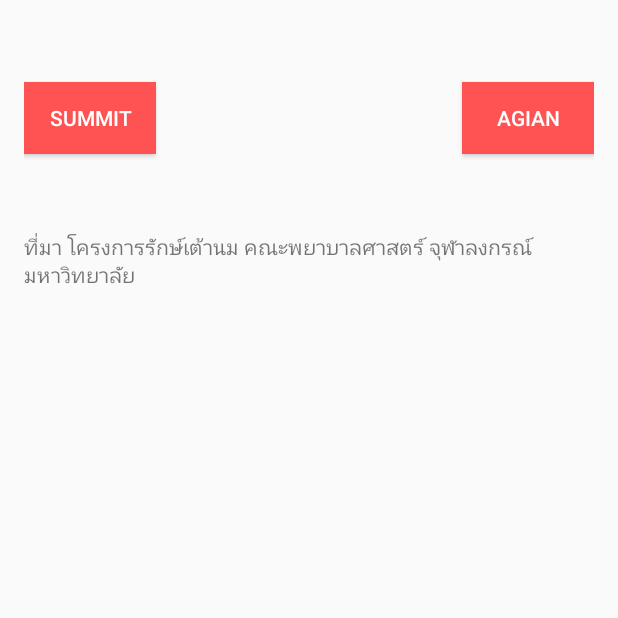
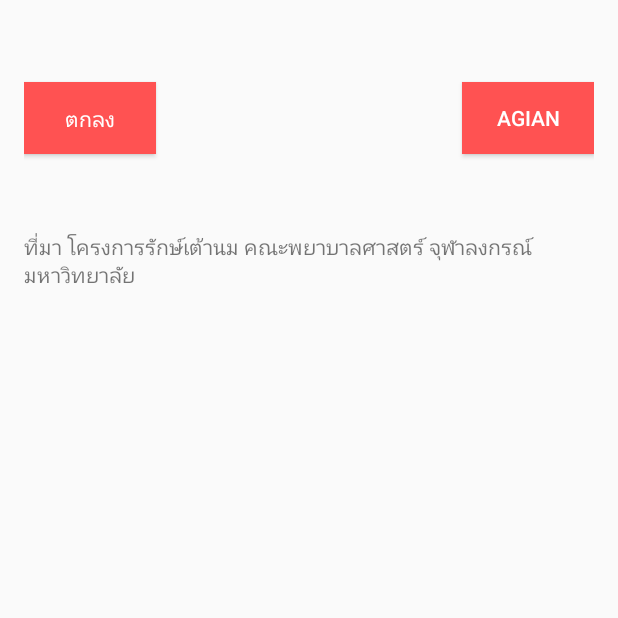
Before and after one commit to anusaragd/BCV2, an Android app: the AnsQuestionActivity screen opened directly, with no data from a screen before it, on a phone screen of 412 x 824 dp, the part 542-1160 px from its top. Run offline under Robolectric (Android 15) with nearby library versions, the phone set to English and light mode, and no system bars.

Commit message:
test add new pic

```diff
--- a/app/src/main/res/layout/activity_ans_question.xml
+++ b/app/src/main/res/layout/activity_ans_question.xml
@@ -35,7 +35,7 @@
     <Button
         android:layout_width="wrap_content"
         android:layout_height="wrap_content"
-        android:text="Summit"
+        android:text="ตกลง"
         android:background="#FF5252"
         android:id="@+id/button4"
         android:textColor="#FFFFFF"
```
